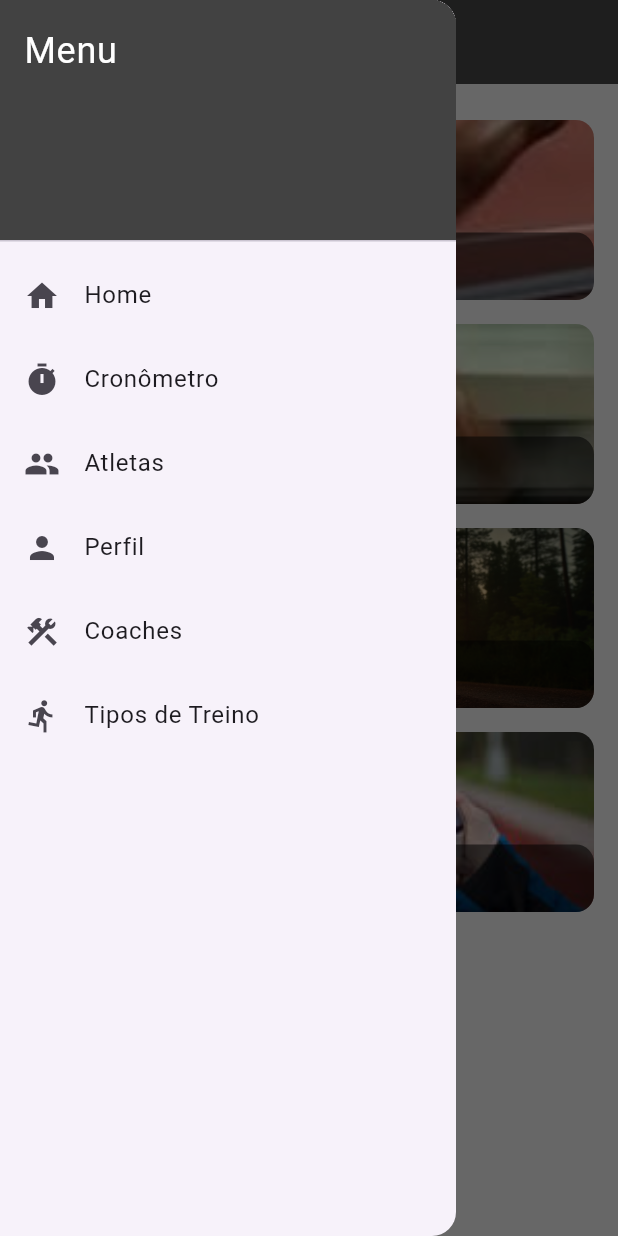
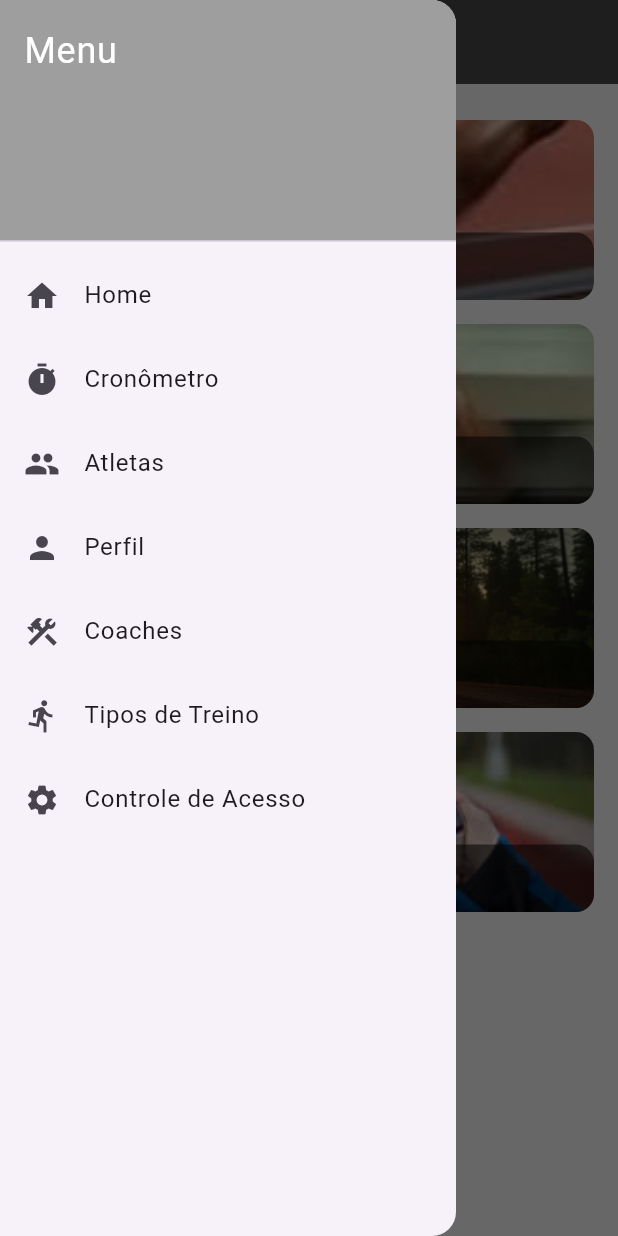
Before and after one commit to LuisQuintino/lp-running, a Flutter app: the HomeScreen screen opened by its route, with the side drawer open, on a phone screen of 412 x 824 dp. Run offline on Flutter 3.47's test engine with Material 3 defaults, Android fonts, the light colour scheme and no system bars; our stand-ins replace image_picker, mask_text_input_formatter.

Commit message:
frontend versao02.3

```diff
--- a/lp-running.app/lib/main.dart
+++ b/lp-running.app/lib/main.dart
@@ -7,6 +7,7 @@
 import 'screens/login_screen.dart';
 import 'screens/splash_screen.dart';
 import 'screens/training_types_screen.dart';
+import 'screens/master_control_screen.dart';
 
 void main() {
   runApp(const MyApp());
@@ -49,6 +50,7 @@
         '/perfil': (context) => const PerfilScreen(),
         '/coaches': (context) => const CoachListScreen(),
         '/training-types': (context) => const TrainingTypesScreen(),
+        '/master-control': (context) => const MasterControlScreen(),
       },
     );
   }
--- a/lp-running.app/lib/screens/home_screen.dart
+++ b/lp-running.app/lib/screens/home_screen.dart
@@ -1,4 +1,5 @@
 import 'package:flutter/material.dart';
+import '../widgets/base_screen.dart';
 
 class HomeScreen extends StatefulWidget {
   const HomeScreen({super.key});
@@ -19,86 +20,12 @@
     }
   }
 
-
-
-  // buscar coach ativo
   String _coachName = "Ache um Bug 😉";
-
-  // puxar banco de dados
-
 
   void _navigateToScreen(String routeName) {
     Navigator.pushNamed(context, routeName);
   }
 
-  Widget _buildDrawer() {
-    return Drawer(
-      child: ListView(
-        padding: EdgeInsets.zero,
-        children: <Widget>[
-          DrawerHeader(
-            decoration: BoxDecoration(
-              color: const Color(0xFF424242),
-            ),
-            child: const Text(
-              'Menu',
-              style: TextStyle(
-                color: Colors.white,
-                fontSize: 24,
-              ),
-            ),
-          ),
-          ListTile(
-            leading: const Icon(Icons.home),
-            title: const Text('Home'),
-            onTap: () {
-              Navigator.pushReplacement(
-                context,
-                MaterialPageRoute(
-                  builder: (context) => const HomeScreen(),
-                ),
-              );
-            },
-          ),
-          ListTile(
-            leading: const Icon(Icons.timer),
-            title: const Text('Cronômetro'),
-            onTap: () {
-              _navigateToScreen('/cronometro');
-            },
-          ),
-          ListTile(
-            leading: const Icon(Icons.people),
-            title: const Text('Atletas'),
-            onTap: () {
-              _navigateToScreen('/atletas');
-            },
-          ),
-          ListTile(
-            leading: const Icon(Icons.person),
-            title: const Text('Perfil'),
-            onTap: () {
-              _navigateToScreen('/perfil');
-            },
-          ),
-          ListTile(
-            leading: const Icon(Icons.construction),
-            title: const Text('Coaches'),
-            onTap: () {
-              _navigateToScreen('/coaches');
-            },
-          ),
-          ListTile(
-            leading: const Icon(Icons.directions_run),
-            title: const Text('Tipos de Treino'),
-            onTap: () {
-              _navigateToScreen('/training-types');
-            },
-          ),
-        ],
-      ),
-    );
-  }
 
   Widget _buildHomeContent() {
     return SingleChildScrollView(
@@ -170,19 +97,10 @@
 
   @override
   Widget build(BuildContext context) {
-    return Scaffold(
-      appBar: AppBar(
-        backgroundColor: const Color(0xFF424242),
-        title: Text(
-          '${_getGreeting()}, $_coachName', //  banco de dados
-          style: const TextStyle(
-            color: Colors.white,
-          ),
-        ),
-        iconTheme: const IconThemeData(color: Colors.white),
-      ),
-      drawer: _buildDrawer(),
-      body: _buildHomeContent(),
+    return BaseScreen(
+      currentIndex: 0,
+      pageTitle: '${_getGreeting()}, $_coachName',
+      child: _buildHomeContent(),
     );
   }
 }
--- a/lp-running.app/lib/widgets/base_screen.dart
+++ b/lp-running.app/lib/widgets/base_screen.dart
@@ -1,4 +1,4 @@
- import 'package:flutter/material.dart';
+import 'package:flutter/material.dart';
 
 class BaseScreen extends StatefulWidget {
   final Widget child;
@@ -45,6 +45,9 @@
         break;
       case 5:
         route = '/training-types';
+        break;
+      case 6:  // Novo caso para Configurações
+        route = '/master-control';  // Direcionando para MasterControlScreen
         break;
       default:
         route = '/home';
@@ -112,6 +115,7 @@
           _buildMenuOption(Icons.person, 'Perfil', 3),
           _buildMenuOption(Icons.construction, 'Coaches', 4),
           _buildMenuOption(Icons.directions_run, 'Tipos de Treino', 5),
+          _buildMenuOption(Icons.settings, 'Controle de Acesso', 6),
         ],
       ),
     );
```
Also changed, not shown: lp-running.app/lib/screens/master_control_screen.dart (added, +165 -0 lines).
